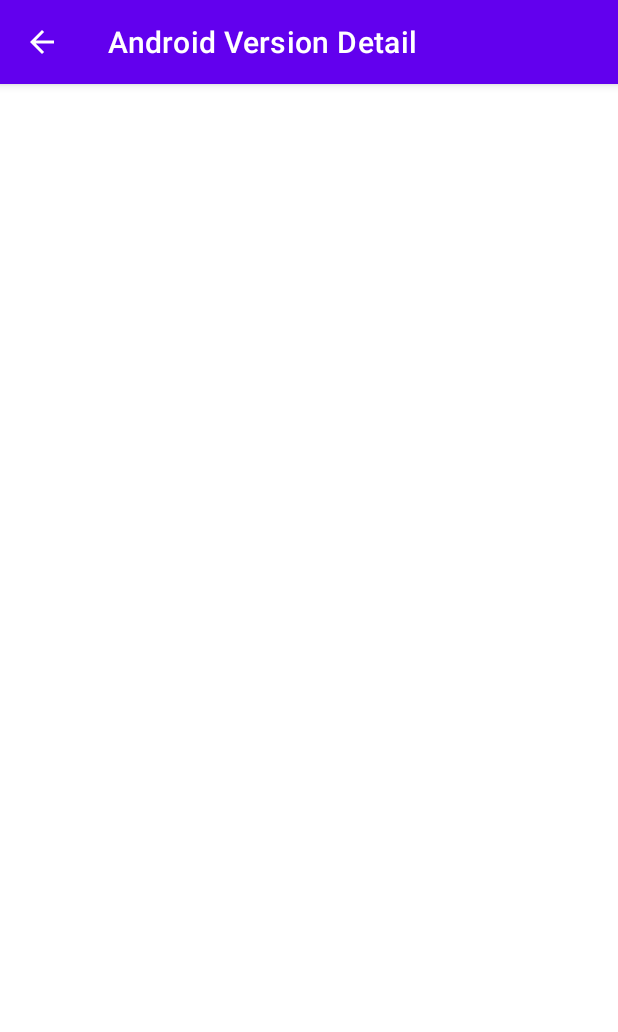
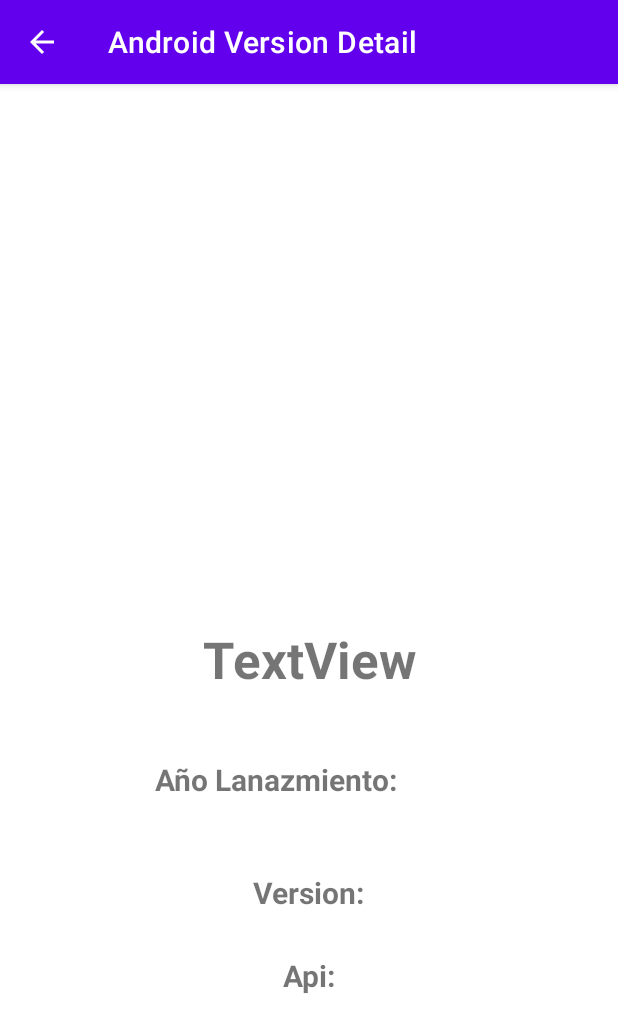
Before and after one commit to PMD-2DAM-Esteban/U3T3MenuOfActivitis, an Android app: the ItemDelailActivity screen opened directly, with no data from a screen before it, on a phone screen of 412 x 824 dp. Shown: the top 1032 px of the screen. Run offline under Robolectric (Android 15) with nearby library versions, the phone set to English and light mode, and no system bars.

Commit message:
Ejercicio 2 Hecho

```diff
--- a/appTareasEjercicios/build.gradle
+++ b/appTareasEjercicios/build.gradle
@@ -32,6 +32,7 @@
     implementation 'androidx.appcompat:appcompat:1.3.1'
     implementation 'com.google.android.material:material:1.4.0'
     implementation 'androidx.constraintlayout:constraintlayout:2.1.1'
+    implementation 'androidx.cardview:cardview:1.0.0'
     testImplementation 'junit:junit:4.+'
     androidTestImplementation 'androidx.test.ext:junit:1.1.3'
     androidTestImplementation 'androidx.test.espresso:espresso-core:3.4.0'
--- a/appTareasEjercicios/src/main/AndroidManifest.xml
+++ b/appTareasEjercicios/src/main/AndroidManifest.xml
@@ -13,11 +13,11 @@
             android:name=".ItemDelailActivity"
             android:exported="true"
             android:label="@string/mi_titulo"
-            android:parentActivityName=".MainActivity"
-            android:screenOrientation="portrait"/>
+            android:parentActivityName=".MainActivity"/>
         <activity
             android:name=".MainActivity"
-            android:exported="true">
+            android:exported="true"
+            android:screenOrientation="portrait">
             <intent-filter>
                 <action android:name="android.intent.action.MAIN" />
 
--- a/appTareasEjercicios/src/main/java/dam/esteban/u3t3menuofactivitis/ItemDelailActivity.java
+++ b/appTareasEjercicios/src/main/java/dam/esteban/u3t3menuofactivitis/ItemDelailActivity.java
@@ -2,12 +2,17 @@
 
 import androidx.appcompat.app.AppCompatActivity;
 
+import android.content.Intent;
+import android.net.Uri;
 import android.os.Bundle;
+import android.widget.ImageView;
 import android.widget.TextView;
 
+import dam.esteban.u3t3menuofactivitis.Model.Item;
+
 public class ItemDelailActivity extends AppCompatActivity {
-
-    private TextView textView;
+    private ImageView logo;
+    private TextView nombre, api, numeroVersion , anyo;
 
     @Override
     protected void onCreate(Bundle savedInstanceState) {
@@ -21,14 +26,36 @@
 
     public void setUI()
     {
-        textView= findViewById(R.id.activityName);
+        nombre= findViewById(R.id.itemNombre);
+        api = findViewById(R.id.itemApi);
+        numeroVersion= findViewById(R.id.itemVersionNum);
+        anyo=findViewById(R.id.itemAnyo);
+
+        logo=findViewById(R.id.itemImage);
+
 
         //TODO: Parametros pasados al ITEMDETAIL
-        Bundle parametros = this.getIntent().getExtras();
+        Item parametros = (Item) this.getIntent().getSerializableExtra("item");
 
         if (parametros!=null){
-            textView.setText(parametros.getString("name"));
+            nombre.setText(parametros.getNombreVersion());
+            api.setText(api.getText()+ " "+ parametros.getNumeroApi());
+            numeroVersion.setText(numeroVersion.getText() + " "+ parametros.getVersion());
+            anyo.setText(anyo.getText() + " "+parametros.getAnyoLanzamiento());
+            logo.setImageResource(parametros.getImagen());
         }
+        //TODO: listener ITEMDetail abrir url
+        logo.setOnClickListener(v -> abrirURl(parametros));
+
+    }
+
+    public void abrirURl(Item item){
+        Intent intentWeb = new Intent();
+        intentWeb.setAction(Intent.ACTION_VIEW);
+        intentWeb.setData(Uri.parse(item.getUrl()));
+        startActivity(intentWeb);
+
+
     }
 
 
--- /dev/null
+++ b/appTareasEjercicios/src/main/res/layout-land/activity_item_delail.xml
@@ -0,0 +1,78 @@
+<?xml version="1.0" encoding="utf-8"?>
+<androidx.constraintlayout.widget.ConstraintLayout xmlns:android="http://schemas.android.com/apk/res/android"
+    xmlns:app="http://schemas.android.com/apk/res-auto"
+    xmlns:tools="http://schemas.android.com/tools"
+    android:layout_width="match_parent"
+    android:layout_height="match_parent"
+    tools:context=".ItemDelailActivity">
+
+    <ImageView
+        android:id="@+id/itemImage"
+        android:layout_width="262dp"
+        android:layout_height="260dp"
+        app:layout_constraintBottom_toBottomOf="parent"
+        app:layout_constraintEnd_toEndOf="parent"
+        app:layout_constraintHorizontal_bias="0.1"
+        app:layout_constraintStart_toStartOf="parent"
+        app:layout_constraintTop_toTopOf="parent"
+        tools:srcCompat="@tools:sample/avatars" />
+
+    <TextView
+        android:id="@+id/itemNombre"
+        android:layout_width="153dp"
+        android:layout_height="49dp"
+        android:layout_marginBottom="24dp"
+        android:text="TextView"
+        android:textAlignment="center"
+        android:textAllCaps="false"
+        android:textSize="34sp"
+        android:textStyle="bold"
+        app:layout_constraintBottom_toTopOf="@+id/itemAnyo"
+        app:layout_constraintEnd_toEndOf="parent"
+        app:layout_constraintHorizontal_bias="0.78"
+        app:layout_constraintStart_toStartOf="parent"
+        app:layout_constraintTop_toTopOf="parent"
+        app:layout_constraintVertical_bias="0.853" />
+
+    <TextView
+        android:id="@+id/itemAnyo"
+        android:layout_width="wrap_content"
+        android:layout_height="wrap_content"
+        android:layout_marginBottom="36dp"
+        android:text="@string/android_anyo"
+        android:textAlignment="center"
+        android:textSize="20sp"
+        android:textStyle="bold"
+        app:layout_constraintBottom_toTopOf="@+id/itemVersionNum"
+        app:layout_constraintEnd_toEndOf="parent"
+        app:layout_constraintHorizontal_bias="0.774"
+        app:layout_constraintStart_toStartOf="parent" />
+
+    <TextView
+        android:id="@+id/itemVersionNum"
+        android:layout_width="wrap_content"
+        android:layout_height="wrap_content"
+        android:layout_marginBottom="40dp"
+        android:text="@string/android_version"
+        android:textAlignment="center"
+        android:textSize="20sp"
+        android:textStyle="bold"
+        app:layout_constraintBottom_toTopOf="@+id/itemApi"
+        app:layout_constraintEnd_toEndOf="parent"
+        app:layout_constraintHorizontal_bias="0.749"
+        app:layout_constraintStart_toStartOf="parent" />
+
+    <TextView
+        android:id="@+id/itemApi"
+        android:layout_width="wrap_content"
+        android:layout_height="wrap_content"
+        android:layout_marginBottom="88dp"
+        android:text="@string/android_api"
+        android:textAlignment="center"
+        android:textSize="20sp"
+        android:textStyle="bold"
+        app:layout_constraintBottom_toBottomOf="parent"
+        app:layout_constraintEnd_toEndOf="parent"
+        app:layout_constraintHorizontal_bias="0.731"
+        app:layout_constraintStart_toStartOf="parent" />
+</androidx.constraintlayout.widget.ConstraintLayout>
--- a/appTareasEjercicios/src/main/res/layout/activity_item_delail.xml
+++ b/appTareasEjercicios/src/main/res/layout/activity_item_delail.xml
@@ -6,12 +6,70 @@
     android:layout_height="match_parent"
     tools:context=".ItemDelailActivity">
 
+    <ImageView
+        android:id="@+id/itemImage"
+        android:layout_width="213dp"
+        android:layout_height="187dp"
+        android:layout_marginTop="80dp"
+        app:layout_constraintBottom_toTopOf="@+id/itemNombre"
+        app:layout_constraintEnd_toEndOf="parent"
+        app:layout_constraintStart_toStartOf="parent"
+        app:layout_constraintTop_toTopOf="parent"
+        app:layout_constraintVertical_bias="0.0"
+        tools:srcCompat="@tools:sample/avatars" />
+
     <TextView
-        android:id="@+id/activityName"
-        android:layout_width="148dp"
-        android:layout_height="128dp"
+        android:id="@+id/itemNombre"
+        android:layout_width="153dp"
+        android:layout_height="49dp"
+        android:layout_marginBottom="40dp"
+        android:text="TextView"
+        android:textAlignment="center"
+        android:textAllCaps="false"
+        android:textSize="34sp"
+        android:textStyle="bold"
+        app:layout_constraintBottom_toTopOf="@+id/itemAnyo"
+        app:layout_constraintEnd_toEndOf="parent"
+        app:layout_constraintStart_toStartOf="parent" />
+
+    <TextView
+        android:id="@+id/itemAnyo"
+        android:layout_width="wrap_content"
+        android:layout_height="wrap_content"
+        android:layout_marginBottom="48dp"
+        android:text="@string/android_anyo"
+        android:textAlignment="center"
+        android:textSize="20sp"
+        android:textStyle="bold"
+        app:layout_constraintBottom_toTopOf="@+id/itemVersionNum"
+        app:layout_constraintEnd_toEndOf="parent"
+        app:layout_constraintHorizontal_bias="0.409"
+        app:layout_constraintStart_toStartOf="parent" />
+
+    <TextView
+        android:id="@+id/itemVersionNum"
+        android:layout_width="wrap_content"
+        android:layout_height="wrap_content"
+        android:layout_marginBottom="28dp"
+        android:text="@string/android_version"
+        android:textAlignment="center"
+        android:textSize="20sp"
+        android:textStyle="bold"
+        app:layout_constraintBottom_toTopOf="@+id/itemApi"
+        app:layout_constraintEnd_toEndOf="parent"
+        app:layout_constraintHorizontal_bias="0.498"
+        app:layout_constraintStart_toStartOf="parent" />
+
+    <TextView
+        android:id="@+id/itemApi"
+        android:layout_width="wrap_content"
+        android:layout_height="wrap_content"
+        android:layout_marginBottom="160dp"
+        android:text="@string/android_api"
+        android:textAlignment="center"
+        android:textSize="20sp"
+        android:textStyle="bold"
         app:layout_constraintBottom_toBottomOf="parent"
         app:layout_constraintEnd_toEndOf="parent"
-        app:layout_constraintStart_toStartOf="parent"
-        app:layout_constraintTop_toTopOf="parent" />
+        app:layout_constraintStart_toStartOf="parent" />
 </androidx.constraintlayout.widget.ConstraintLayout>
--- a/appTareasEjercicios/src/main/res/values/strings.xml
+++ b/appTareasEjercicios/src/main/res/values/strings.xml
@@ -2,4 +2,8 @@
     <string name="app_name">U3T3MenuOfActivitis</string>
 
     <string name="mi_titulo">Android Version Detail</string>
+    <string name="android_version">Version: </string>
+    <string name="android_api">Api: </string>
+    <string name="android_anyo">Año Lanazmiento: </string>
+
 </resources>
```
Also changed, not shown: appTareasEjercicios/src/main/java/dam/esteban/u3t3menuofactivitis/MainActivity.java (+11 -33 lines), appTareasEjercicios/src/main/java/dam/esteban/u3t3menuofactivitis/Model/Item.java (+4 -4 lines), appTareasEjercicios/src/main/java/dam/esteban/u3t3menuofactivitis/MyAdapter.java (+27 -13 lines), appTareasEjercicios/src/main/res/layout/card_view.xml (added, +58 -0 lines), 123 other files.
